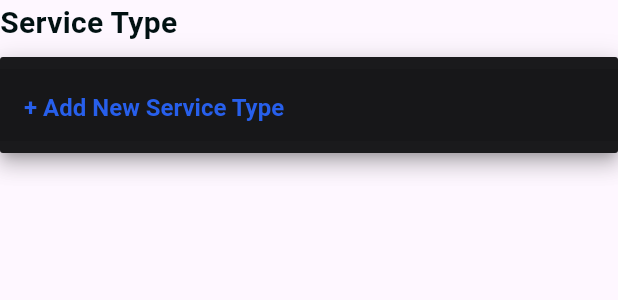
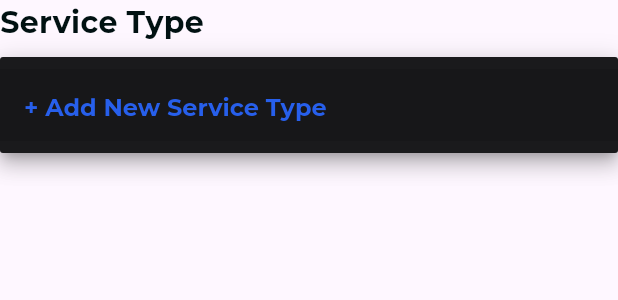
Before and after one commit to NeonCoders-UoM/mobile-app-frontend, a Flutter app: the CustomDropdownField widget shown alone on an empty page, opened directly with empty values, after a tap on the "arrow drop down" icon, on a phone screen of 412 x 824 dp. Shown: the top 300 px of the screen. Run offline on Flutter 3.47's test engine with Material 3 defaults, Android fonts, the phone set to English and light mode, and no system bars; our stand-ins replace dotted_border, flutter_svg, google_fonts.

Commit message:
Add font family

```diff
--- a/mobile_app_frontend/lib/core/theme/app_text_styles.dart
+++ b/mobile_app_frontend/lib/core/theme/app_text_styles.dart
@@ -1,204 +1,205 @@
 import 'package:flutter/material.dart';
+import 'package:google_fonts/google_fonts.dart';
 import 'app_colors.dart';
 
 class AppTextStyles {
   // Bold Text Styles
-  static const TextStyle displayXlBold = TextStyle(
-    fontSize: 60.0, // Adjust based on your design
-    fontWeight: FontWeight.bold,
+  static TextStyle displayXlBold = GoogleFonts.montserrat(
+    fontSize: 60.0,
+    fontWeight: FontWeight.bold, // w700
     color: AppColors.neutral600,
-    height: 1.2, // Line height (adjust as needed)
+    height: 1.2,
   );
 
-  static const TextStyle displaMdBold = TextStyle(
-    fontSize: 36.0, // Adjust based on your design
+  static TextStyle displayMdBold = GoogleFonts.montserrat(
+    fontSize: 36.0,
     fontWeight: FontWeight.bold,
     color: AppColors.neutral600,
     height: 1.2,
   );
 
-  static const TextStyle displaySmBold = TextStyle(
-    fontSize: 30.0, // Adjust based on your design
+  static TextStyle displaySmBold = GoogleFonts.montserrat(
+    fontSize: 30.0,
     fontWeight: FontWeight.bold,
     color: AppColors.neutral600,
-    height: 1.5, // Line height for body text
+    height: 1.5,
   );
 
-  static const TextStyle textLgBold = TextStyle(
-    fontSize: 20.0, // Adjust based on your design
+  static TextStyle textLgBold = GoogleFonts.montserrat(
+    fontSize: 20.0,
     fontWeight: FontWeight.bold,
     color: AppColors.neutral600,
-    height: 1.5, // Line height for body text
+    height: 1.5,
   );
 
-  static const TextStyle textMdBold = TextStyle(
-    fontSize: 16.0, // Adjust based on your design
+  static TextStyle textMdBold = GoogleFonts.montserrat(
+    fontSize: 16.0,
     fontWeight: FontWeight.bold,
     color: AppColors.neutral600,
-    height: 1.5, // Line height for body text
+    height: 1.5,
   );
 
-  static const TextStyle textSmBold = TextStyle(
-    fontSize: 14.0, // Adjust based on your design
+  static TextStyle textSmBold = GoogleFonts.montserrat(
+    fontSize: 14.0,
     fontWeight: FontWeight.bold,
     color: AppColors.neutral600,
-    height: 1.5, // Line height for body text
+    height: 1.5,
   );
 
-  static const TextStyle textXsmBold = TextStyle(
-    fontSize: 12.0, // Adjust based on your design
+  static TextStyle textXsmBold = GoogleFonts.montserrat(
+    fontSize: 12.0,
     fontWeight: FontWeight.bold,
     color: AppColors.neutral600,
-    height: 1.5, // Line height for body text
+    height: 1.5,
   );
 
   // Semibold Text Styles
-  static const TextStyle displayXlSemibold = TextStyle(
+  static TextStyle displayXlSemibold = GoogleFonts.montserrat(
     fontSize: 60.0,
     fontWeight: FontWeight.w600, // Semibold
     color: AppColors.neutral600,
     height: 1.2,
   );
 
-  static const TextStyle displayMdSemibold = TextStyle(
+  static TextStyle displayMdSemibold = GoogleFonts.montserrat(
     fontSize: 36.0,
     fontWeight: FontWeight.w600,
     color: AppColors.neutral600,
     height: 1.2,
   );
 
-  static const TextStyle displaySmSemibold = TextStyle(
+  static TextStyle displaySmSemibold = GoogleFonts.montserrat(
     fontSize: 30.0,
     fontWeight: FontWeight.w600,
     color: AppColors.neutral600,
     height: 1.5,
   );
 
-  static const TextStyle textLgSemibold = TextStyle(
-    fontSize: 20.0, // Adjust based on your design
-    fontWeight: FontWeight.bold,
+  static TextStyle textLgSemibold = GoogleFonts.montserrat(
+    fontSize: 20.0,
+    fontWeight: FontWeight.w600,
     color: AppColors.neutral600,
-    height: 1.5, // Line height for body text
+    height: 1.5,
   );
 
-  static const TextStyle textMdSemibold = TextStyle(
-    fontSize: 16.0, // Adjust based on your design
-    fontWeight: FontWeight.bold,
+  static TextStyle textMdSemibold = GoogleFonts.montserrat(
+    fontSize: 16.0,
+    fontWeight: FontWeight.w600,
     color: AppColors.neutral600,
-    height: 1.5, // Line height for body text
+    height: 1.5,
   );
 
-  static const TextStyle textSmSemibold = TextStyle(
-    fontSize: 14.0, // Adjust based on your design
-    fontWeight: FontWeight.bold,
+  static TextStyle textSmSemibold = GoogleFonts.montserrat(
+    fontSize: 14.0,
+    fontWeight: FontWeight.w600,
     color: AppColors.neutral600,
-    height: 1.5, // Line height for body text
+    height: 1.5,
   );
 
-  static const TextStyle textXsmSemibold = TextStyle(
-    fontSize: 12.0, // Adjust based on your design
-    fontWeight: FontWeight.bold,
+  static TextStyle textXsmSemibold = GoogleFonts.montserrat(
+    fontSize: 12.0,
+    fontWeight: FontWeight.w600,
     color: AppColors.neutral600,
-    height: 1.5, // Line height for body text
+    height: 1.5,
   );
 
   // Medium Text Styles
-  static const TextStyle displayXlMedium = TextStyle(
+  static TextStyle displayXlMedium = GoogleFonts.montserrat(
     fontSize: 60.0,
     fontWeight: FontWeight.w500, // Medium
     color: AppColors.neutral600,
     height: 1.2,
   );
 
-  static const TextStyle displayMdMedium = TextStyle(
+  static TextStyle displayMdMedium = GoogleFonts.montserrat(
     fontSize: 36.0,
     fontWeight: FontWeight.w500,
     color: AppColors.neutral600,
     height: 1.2,
   );
 
-  static const TextStyle displaySmMedium = TextStyle(
+  static TextStyle displaySmMedium = GoogleFonts.montserrat(
     fontSize: 30.0,
     fontWeight: FontWeight.w500,
     color: AppColors.neutral600,
     height: 1.5,
   );
 
-  static const TextStyle textLgMedium = TextStyle(
-    fontSize: 20.0, // Adjust based on your design
-    fontWeight: FontWeight.bold,
+  static TextStyle textLgMedium = GoogleFonts.montserrat(
+    fontSize: 20.0,
+    fontWeight: FontWeight.w500,
     color: AppColors.neutral600,
-    height: 1.5, // Line height for body text
+    height: 1.5,
   );
 
-  static const TextStyle textMdMedium = TextStyle(
-    fontSize: 16.0, // Adjust based on your design
-    fontWeight: FontWeight.bold,
+  static TextStyle textMdMedium = GoogleFonts.montserrat(
+    fontSize: 16.0,
+    fontWeight: FontWeight.w500,
     color: AppColors.neutral600,
-    height: 1.5, // Line height for body text
+    height: 1.5,
   );
 
-  static const TextStyle textSmMedium = TextStyle(
-    fontSize: 14.0, // Adjust based on your design
-    fontWeight: FontWeight.bold,
+  static TextStyle textSmMedium = GoogleFonts.montserrat(
+    fontSize: 14.0,
+    fontWeight: FontWeight.w500,
     color: AppColors.neutral600,
-    height: 1.5, // Line height for body text
+    height: 1.5,
   );
 
-  static const TextStyle textXsmMedium = TextStyle(
-    fontSize: 12.0, // Adjust based on your design
-    fontWeight: FontWeight.bold,
+  static TextStyle textXsmMedium = GoogleFonts.montserrat(
+    fontSize: 12.0,
+    fontWeight: FontWeight.w500,
     color: AppColors.neutral600,
-    height: 1.5, // Line height for body text
+    height: 1.5,
   );
 
   // Regular Text Styles
-  static const TextStyle displayXlRegular = TextStyle(
+  static TextStyle displayXlRegular = GoogleFonts.montserrat(
     fontSize: 60.0,
-    fontWeight: FontWeight.normal, // Regular
+    fontWeight: FontWeight.normal, // w400
     color: AppColors.neutral600,
     height: 1.2,
   );
 
-  static const TextStyle displayMdRegular = TextStyle(
+  static TextStyle displayMdRegular = GoogleFonts.montserrat(
     fontSize: 36.0,
     fontWeight: FontWeight.normal,
     color: AppColors.neutral600,
     height: 1.2,
   );
 
-  static const TextStyle displaySmRegular = TextStyle(
+  static TextStyle displaySmRegular = GoogleFonts.montserrat(
     fontSize: 30.0,
     fontWeight: FontWeight.normal,
     color: AppColors.neutral600,
     height: 1.5,
   );
 
-  static const TextStyle textLgRegular = TextStyle(
-    fontSize: 20.0, // Adjust based on your design
-    fontWeight: FontWeight.bold,
+  static TextStyle textLgRegular = GoogleFonts.montserrat(
+    fontSize: 20.0,
+    fontWeight: FontWeight.normal,
     color: AppColors.neutral600,
-    height: 1.5, // Line height for body text
+    height: 1.5,
   );
 
-  static const TextStyle textMdRegular = TextStyle(
-    fontSize: 16.0, // Adjust based on your design
-    fontWeight: FontWeight.bold,
+  static TextStyle textMdRegular = GoogleFonts.montserrat(
+    fontSize: 16.0,
+    fontWeight: FontWeight.normal,
     color: AppColors.neutral600,
-    height: 1.5, // Line height for body text
+    height: 1.5,
   );
 
-  static const TextStyle textSmRegular = TextStyle(
-    fontSize: 14.0, // Adjust based on your design
-    fontWeight: FontWeight.bold,
+  static TextStyle textSmRegular = GoogleFonts.montserrat(
+    fontSize: 14.0,
+    fontWeight: FontWeight.normal,
     color: AppColors.neutral600,
-    height: 1.5, // Line height for body text
+    height: 1.5,
   );
 
-  static const TextStyle textXsmRegular = TextStyle(
-    fontSize: 12.0, // Adjust based on your design
-    fontWeight: FontWeight.bold,
+  static TextStyle textXsmRegular = GoogleFonts.montserrat(
+    fontSize: 12.0,
+    fontWeight: FontWeight.normal,
     color: AppColors.neutral600,
-    height: 1.5, // Line height for body text
+    height: 1.5,
   );
 }
--- a/mobile_app_frontend/lib/main.dart
+++ b/mobile_app_frontend/lib/main.dart
@@ -1,4 +1,5 @@
 import 'package:flutter/material.dart';
+import 'package:google_fonts/google_fonts.dart';
 
 void main() {
   runApp(const MyApp());
@@ -7,119 +8,30 @@
 class MyApp extends StatelessWidget {
   const MyApp({super.key});
 
-  // This widget is the root of your application.
   @override
   Widget build(BuildContext context) {
     return MaterialApp(
       title: 'Flutter Demo',
       theme: ThemeData(
-        // This is the theme of your application.
-        //
-        // TRY THIS: Try running your application with "flutter run". You'll see
-        // the application has a purple toolbar. Then, without quitting the app,
-        // try changing the seedColor in the colorScheme below to Colors.green
-        // and then invoke "hot reload" (save your changes or press the "hot
-        // reload" button in a Flutter-supported IDE, or press "r" if you used
-        // the command line to start the app).
-        //
-        // Notice that the counter didn't reset back to zero; the application
-        // state is not lost during the reload. To reset the state, use hot
-        // restart instead.
-        //
-        // This works for code too, not just values: Most code changes can be
-        // tested with just a hot reload.
-        colorScheme: ColorScheme.fromSeed(seedColor: Colors.deepPurple),
-        useMaterial3: true,
+        primarySwatch: Colors.blue,
       ),
-      home: const MyHomePage(title: 'Flutter Demo Home Page'),
+      home: const MyHomePage(),
     );
   }
 }
 
-class MyHomePage extends StatefulWidget {
-  const MyHomePage({super.key, required this.title});
-
-  // This widget is the home page of your application. It is stateful, meaning
-  // that it has a State object (defined below) that contains fields that affect
-  // how it looks.
-
-  // This class is the configuration for the state. It holds the values (in this
-  // case the title) provided by the parent (in this case the App widget) and
-  // used by the build method of the State. Fields in a Widget subclass are
-  // always marked "final".
-
-  final String title;
-
-  @override
-  State<MyHomePage> createState() => _MyHomePageState();
-}
-
-class _MyHomePageState extends State<MyHomePage> {
-  int _counter = 0;
-
-  void _incrementCounter() {
-    setState(() {
-      // This call to setState tells the Flutter framework that something has
-      // changed in this State, which causes it to rerun the build method below
-      // so that the display can reflect the updated values. If we changed
-      // _counter without calling setState(), then the build method would not be
-      // called again, and so nothing would appear to happen.
-      _counter++;
-    });
-  }
+class MyHomePage extends StatelessWidget {
+  const MyHomePage({super.key});
 
   @override
   Widget build(BuildContext context) {
-    // This method is rerun every time setState is called, for instance as done
-    // by the _incrementCounter method above.
-    //
-    // The Flutter framework has been optimized to make rerunning build methods
-    // fast, so that you can just rebuild anything that needs updating rather
-    // than having to individually change instances of widgets.
     return Scaffold(
       appBar: AppBar(
-        // TRY THIS: Try changing the color here to a specific color (to
-        // Colors.amber, perhaps?) and trigger a hot reload to see the AppBar
-        // change color while the other colors stay the same.
-        backgroundColor: Theme.of(context).colorScheme.inversePrimary,
-        // Here we take the value from the MyHomePage object that was created by
-        // the App.build method, and use it to set our appbar title.
-        title: Text(widget.title),
+        title: const Text('Flutter Home'),
       ),
-      body: Center(
-        // Center is a layout widget. It takes a single child and positions it
-        // in the middle of the parent.
-        child: Column(
-          // Column is also a layout widget. It takes a list of children and
-          // arranges them vertically. By default, it sizes itself to fit its
-          // children horizontally, and tries to be as tall as its parent.
-          //
-          // Column has various properties to control how it sizes itself and
-          // how it positions its children. Here we use mainAxisAlignment to
-          // center the children vertically; the main axis here is the vertical
-          // axis because Columns are vertical (the cross axis would be
-          // horizontal).
-          //
-          // TRY THIS: Invoke "debug painting" (choose the "Toggle Debug Paint"
-          // action in the IDE, or press "p" in the console), to see the
-          // wireframe for each widget.
-          mainAxisAlignment: MainAxisAlignment.center,
-          children: <Widget>[
-            const Text(
-              'You have pushed the button this many times:',
-            ),
-            Text(
-              '$_counter',
-              style: Theme.of(context).textTheme.headlineMedium,
-            ),
-          ],
-        ),
+      body: const Center(
+        child: Text('Hello, Flutter!'),
       ),
-      floatingActionButton: FloatingActionButton(
-        onPressed: _incrementCounter,
-        tooltip: 'Increment',
-        child: const Icon(Icons.add),
-      ), // This trailing comma makes auto-formatting nicer for build methods.
     );
   }
 }
--- a/mobile_app_frontend/lib/presentation/components/atoms/custom_dropdown_field.dart
+++ b/mobile_app_frontend/lib/presentation/components/atoms/custom_dropdown_field.dart
@@ -25,7 +25,7 @@ class _CustomDropdownFieldState extends State<CustomDropdownField> {
       context: context,
       builder: (context) => AlertDialog(
         backgroundColor: AppColors.neutral500,
-        title: const Text(
+        title: Text(
           "Add New Service Type",
           style: AppTextStyles.displaySmBold,
         ),
@@ -48,7 +48,7 @@ class _CustomDropdownFieldState extends State<CustomDropdownField> {
         actions: [
           TextButton(
             onPressed: () => Navigator.pop(context),
-            child: const Text(
+            child: Text(
               "Cancel",
               style: AppTextStyles.textMdBold,
             ),
@@ -64,7 +64,7 @@ class _CustomDropdownFieldState extends State<CustomDropdownField> {
               }
               Navigator.pop(context);
             },
-            child: const Text(
+            child: Text(
               "Add",
               style: AppTextStyles.textMdBold,
             ),
@@ -79,7 +79,7 @@ class _CustomDropdownFieldState extends State<CustomDropdownField> {
     return Column(
       crossAxisAlignment: CrossAxisAlignment.start,
       children: [
-        const Text(
+        Text(
           "Service Type",
           style: AppTextStyles.textLgBold,
         ),
```
Also changed, not shown: mobile_app_frontend/pubspec.yaml (+9 -1 lines), mobile_app_frontend/pubspec.lock, 1 other file.
